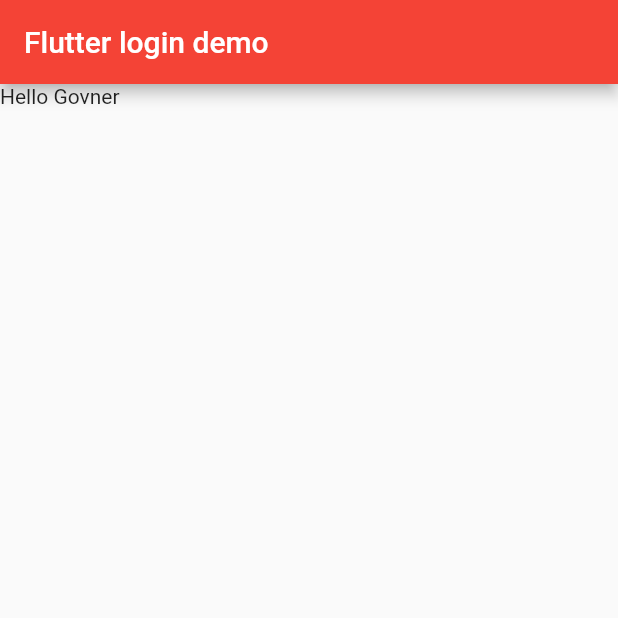
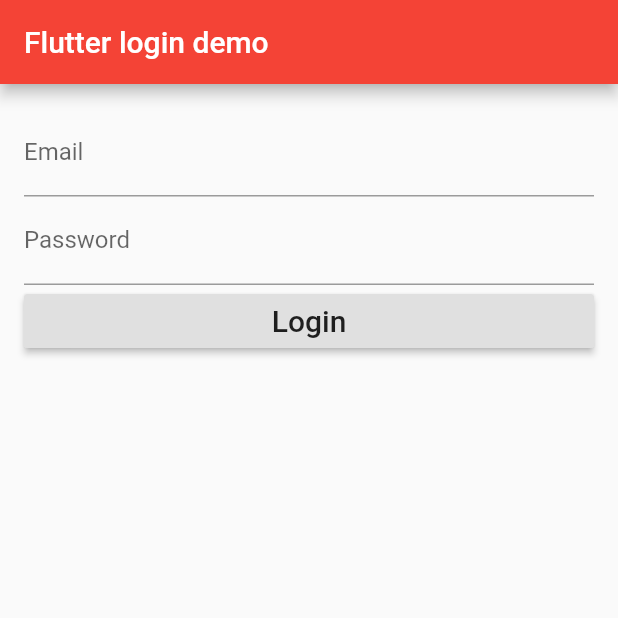
Before and after one commit to victhorlp/flutter-loggin-test, a Flutter app: the screen it shows after launch, on a phone screen of 412 x 824 dp, the top half of it. Run offline on Flutter 3.47's test engine with Material 2 defaults, Android fonts, the phone set to English and light mode, and no system bars; our stand-ins replace firebase_auth; accounts and stored records are empty.

Commit message:
add firebase

```diff
--- a/lib/login_page.dart
+++ b/lib/login_page.dart
@@ -1,12 +1,64 @@
 import 'package:flutter/material.dart';
+import 'package:firebase_auth/firebase_auth.dart';
 
-class LoginPage extends StatelessWidget {
+class LoginPage extends StatefulWidget {
+
+  @override
+  State<StatefulWidget> createState() => new _loginPageState();
+}
+
+class _loginPageState extends State<LoginPage> {
+  //Variables
+  final formKey = new GlobalKey<FormState>();
+
+  String _email;
+  String _password;
+
+  bool validateAndSave(){
+    final form = formKey.currentState;
+    if (form.validate()){
+      form.save();
+      return true;
+      // print('form is valid. Email: $_email, Password: $_password');
+    }
+    return false;
+  }
+
+  void validateAndSubmit() {
+    if(validateAndSave()){
+
+    }
+  }
+
   @override
   Widget build(BuildContext context) {
     return new Scaffold(
       appBar: new AppBar(title: new Text('Flutter login demo'), ),
       body: new Container(
-         child: new Text('Hello Govner')
+        padding: EdgeInsets.all(16.0),
+        child: new Form(
+          key: formKey,
+          child: new Column(
+            crossAxisAlignment: CrossAxisAlignment.stretch,
+            children: <Widget>[
+              new TextFormField(
+                decoration: new InputDecoration(labelText: 'Email'),
+                validator: (value) => value.isEmpty ? 'Email can\'t be empty' : null,
+                onSaved: (value) => _email = value,
+              ),
+              new TextFormField(
+                decoration: new InputDecoration(labelText: 'Password'),
+                validator: (value) => value.isEmpty ? 'Password can\'t be empty' : null,
+                onSaved: (value) => _password = value,
+                obscureText: true,
+              ),
+              new RaisedButton(
+                child: new Text('Login', style: new TextStyle(fontSize: 20.0)),
+                onPressed: validateAndSubmit,
+              ),
+            ],
+          ),
+        ),
       ),
     );
   }
--- a/lib/main.dart
+++ b/lib/main.dart
@@ -14,7 +14,7 @@ class MyApp extends StatelessWidget {
       theme: new ThemeData(
         primarySwatch: Colors.red,
       ),
-      home: new LoginPage(),
+      home: new LoginPage()
     );
   }
 }
--- a/pubspec.yaml
+++ b/pubspec.yaml
@@ -15,6 +15,7 @@ environment:
 dependencies:
   flutter:
     sdk: flutter
+  firebase_auth: ^0.6.2
 
   # The following adds the Cupertino Icons font to your application.
   # Use with the CupertinoIcons class for iOS style icons.
```
Also changed, not shown: 6 other files. Lines whose indentation alone changed are shown as unchanged.
